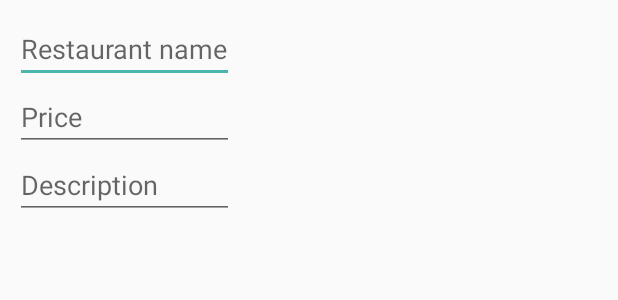
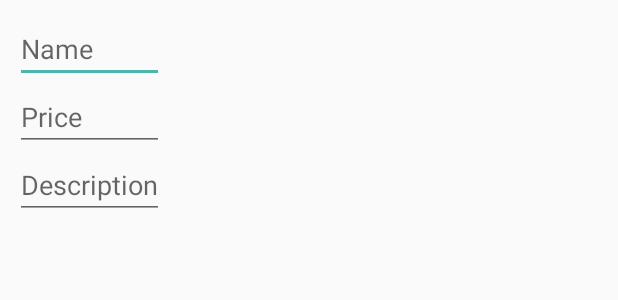
Before and after one commit to MenuFinder/AndroidClient, an Android app: the layout view_manage_item.xml on its own in the app's theme, with its tools: preview values and no code run, on a phone screen of 412 x 824 dp. Shown: the top 300 px of the screen. Run offline under Robolectric (Android 15) with nearby library versions, the phone set to English and light mode, and no system bars.

Commit message:
Fixing bad string on item_item layout

```diff
--- a/app/src/main/res/layout/view_manage_item.xml
+++ b/app/src/main/res/layout/view_manage_item.xml
@@ -10,7 +10,7 @@
         android:id="@+id/name"
         android:layout_width="match_parent"
         android:layout_height="wrap_content"
-        android:hint="@string/prompt_restaurant_name"
+        android:hint="@string/prompt_name"
         android:maxLines="1"
         android:singleLine="true" />
 
--- a/app/src/main/res/values/strings.xml
+++ b/app/src/main/res/values/strings.xml
@@ -54,4 +54,5 @@
     <string name="prompt_country">Country</string>
     <string name="error_email_format">This email has a wrong format</string>
     <string name="error_phone_format">This phone has a wrong format</string>
+    <string name="prompt_name">Name</string>
 </resources>
```
